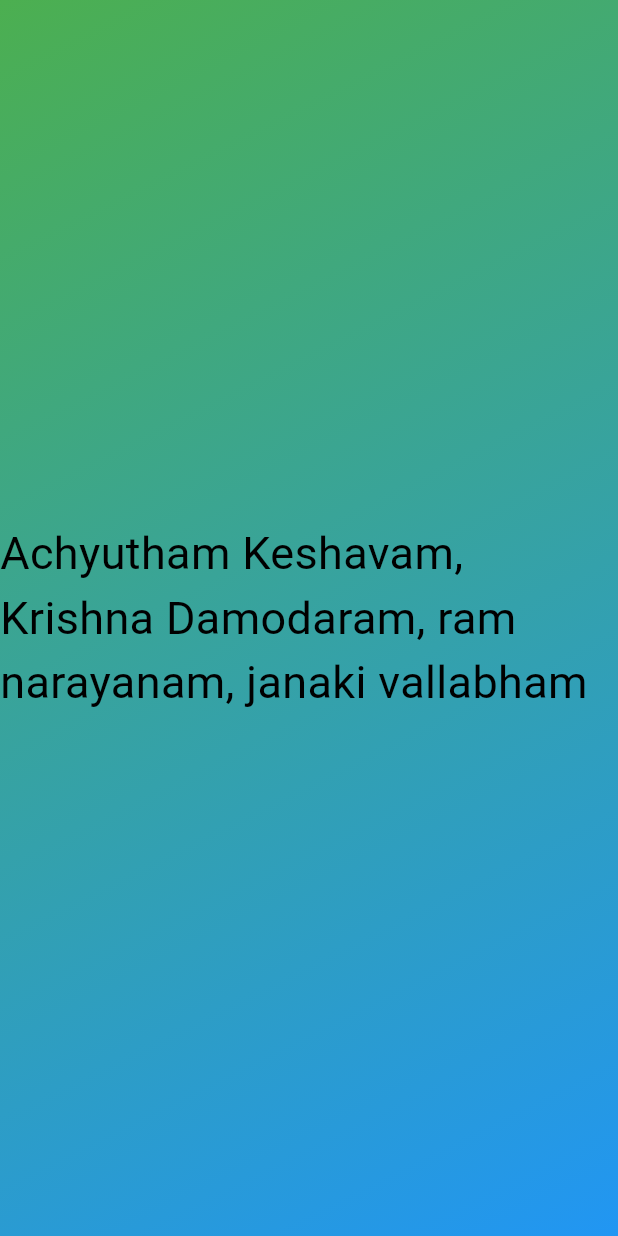
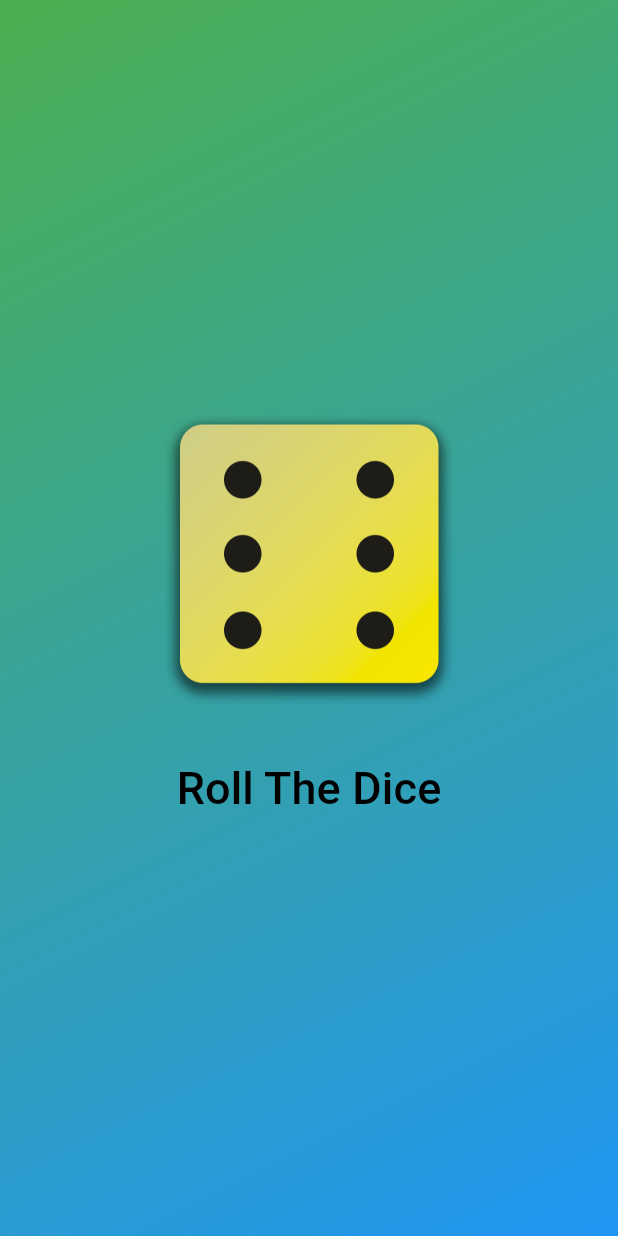
Before and after one commit to Akash8005/roll_dice_trial2, a Flutter app: the screen it shows after launch, on a phone screen of 412 x 824 dp. Run offline on Flutter 3.47's test engine with Material 3 defaults, Android fonts, the light colour scheme and no system bars.

Commit message:
this is my third commit

```diff
--- a/lib/gradient_container.dart
+++ b/lib/gradient_container.dart
@@ -1,5 +1,7 @@
 import 'package:flutter/material.dart';
-import 'package:roll_dice_trial2/styled_text.dart';
+import 'package:roll_dice_trial2/roll_dice.dart';
+
+// import 'package:roll_dice_trial2/styled_text.dart';
 
 var startAlignment = Alignment.topLeft;
 var endAlignment = Alignment.bottomRight;
@@ -8,6 +10,7 @@ class GradientContainer extends StatelessWidget {
   const GradientContainer(this.color1, this.color2, {super.key});
   final Color color1;
   final Color color2;
+
   @override
   Widget build(context) {
     return Container(
@@ -21,10 +24,8 @@ class GradientContainer extends StatelessWidget {
           end: endAlignment,
         ),
       ),
-      child: const Center(
-        child: StyledText(
-          "Achyutham Keshavam, Krishna Damodaram, ram narayanam, janaki vallabham",
-        ),
+      child: Center(
+        child: RollDice(),
       ),
     );
   }
--- a/lib/main.dart
+++ b/lib/main.dart
@@ -3,7 +3,7 @@ import 'package:roll_dice_trial2/gradient_container.dart';
 
 void main() {
   runApp(
-    const MaterialApp(
+    MaterialApp(
       home: Scaffold(
         body: GradientContainer(Colors.green, Colors.blue),
       ),
--- /dev/null
+++ b/lib/roll_dice.dart
@@ -0,0 +1,37 @@
+import 'package:flutter/material.dart';
+import 'package:roll_dice_trial2/styled_text.dart';
+
+class RollDice extends StatefulWidget {
+  @override
+  State<RollDice> createState() {
+    return _RollDiceState();
+  }
+}
+
+class _RollDiceState extends State<RollDice> {
+  var currentState = "assets/images/dice-6.png";
+  void rollDice() {
+    //...
+    setState(() {
+      currentState = "assets/images/dice-3.png";
+    });
+  }
+
+  @override
+  Widget build(context) {
+    return Column(
+      mainAxisSize: MainAxisSize.min,
+      children: [
+        Image.asset(
+          currentState,
+          width: 200,
+        ),
+        const SizedBox(
+          height: 27,
+        ),
+        TextButton(
+            onPressed: rollDice, child: const StyledText("Roll The Dice"))
+      ],
+    );
+  }
+}
```
Also changed, not shown: pubspec.yaml (+9 -3 lines), assets/images/dice-1.png (added), assets/images/dice-2.png (added), assets/images/dice-3.png (added), assets/images/dice-4.png (added), assets/images/dice-5.png (added), assets/images/dice-6.png (added).
